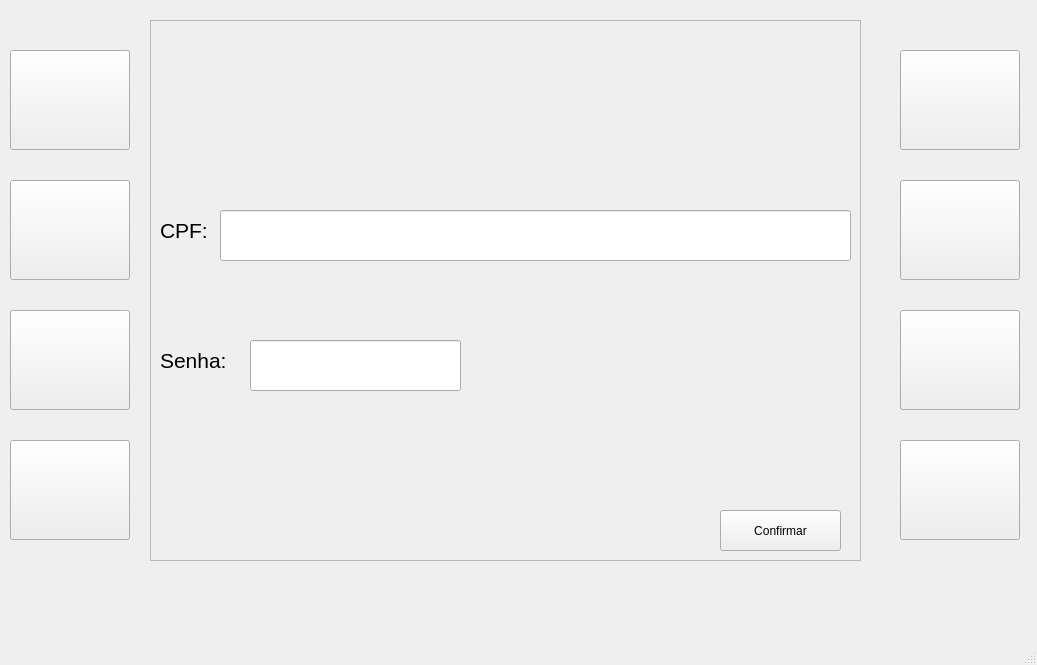
This is interface/tela_login.ui in KailonFreire/Caixa-eletronico-python as Qt 5 draws it before an edit. The edited form follows.
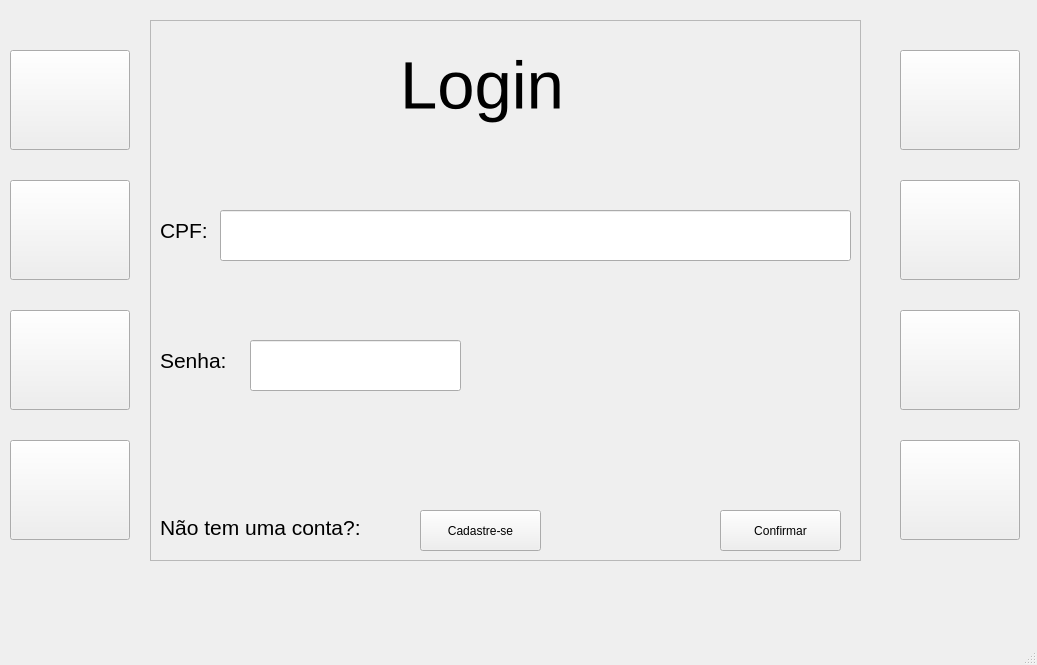
This is the edited form.

Commit message: Login antes da pagina principal

```diff
--- a/interface/tela_login.ui
+++ b/interface/tela_login.ui
@@ -192,6 +192,61 @@
       <string/>
      </property>
     </widget>
+    <widget class="QLabel" name="label_11">
+     <property name="geometry">
+      <rect>
+       <x>250</x>
+       <y>10</y>
+       <width>231</width>
+       <height>111</height>
+      </rect>
+     </property>
+     <property name="font">
+      <font>
+       <pointsize>50</pointsize>
+      </font>
+     </property>
+     <property name="frameShadow">
+      <enum>QFrame::Plain</enum>
+     </property>
+     <property name="text">
+      <string>Login</string>
+     </property>
+    </widget>
+    <widget class="QLabel" name="label_9">
+     <property name="geometry">
+      <rect>
+       <x>10</x>
+       <y>492</y>
+       <width>261</width>
+       <height>31</height>
+      </rect>
+     </property>
+     <property name="font">
+      <font>
+       <pointsize>16</pointsize>
+      </font>
+     </property>
+     <property name="text">
+      <string>Não tem uma conta?:</string>
+     </property>
+    </widget>
+    <widget class="QPushButton" name="cadastrarBtn">
+     <property name="geometry">
+      <rect>
+       <x>270</x>
+       <y>490</y>
+       <width>121</width>
+       <height>41</height>
+      </rect>
+     </property>
+     <property name="cursor">
+      <cursorShape>PointingHandCursor</cursorShape>
+     </property>
+     <property name="text">
+      <string>Cadastre-se</string>
+     </property>
+    </widget>
    </widget>
    <widget class="QPushButton" name="btn4">
     <property name="geometry">
```
The commit also changes 6 other files.
